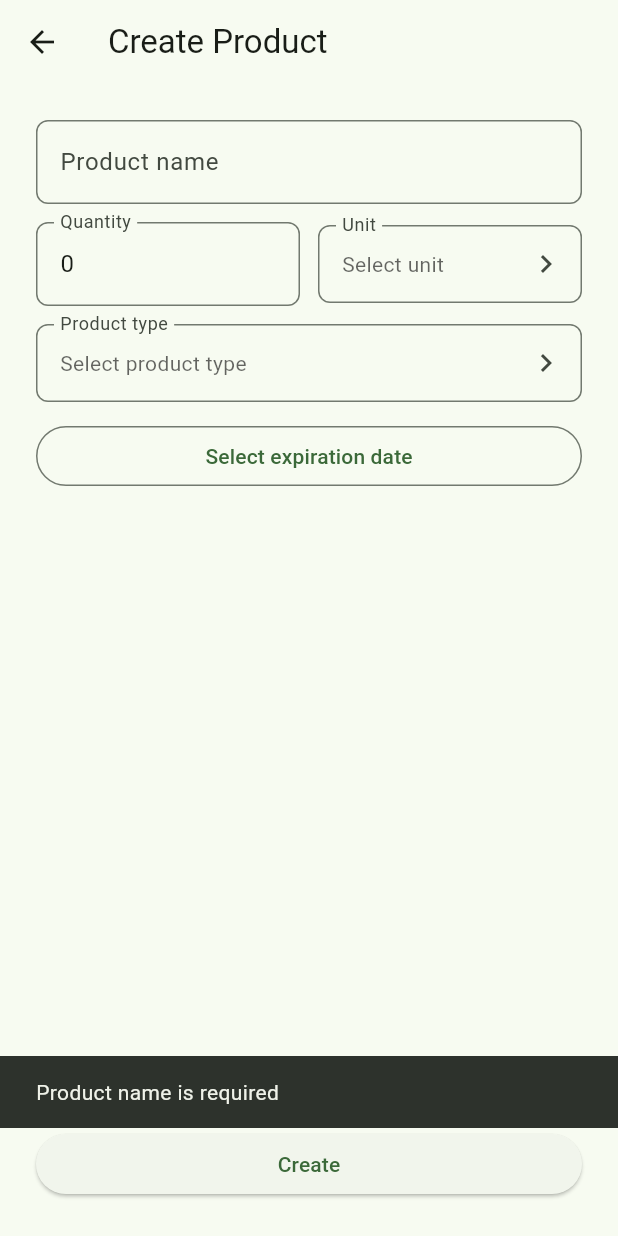
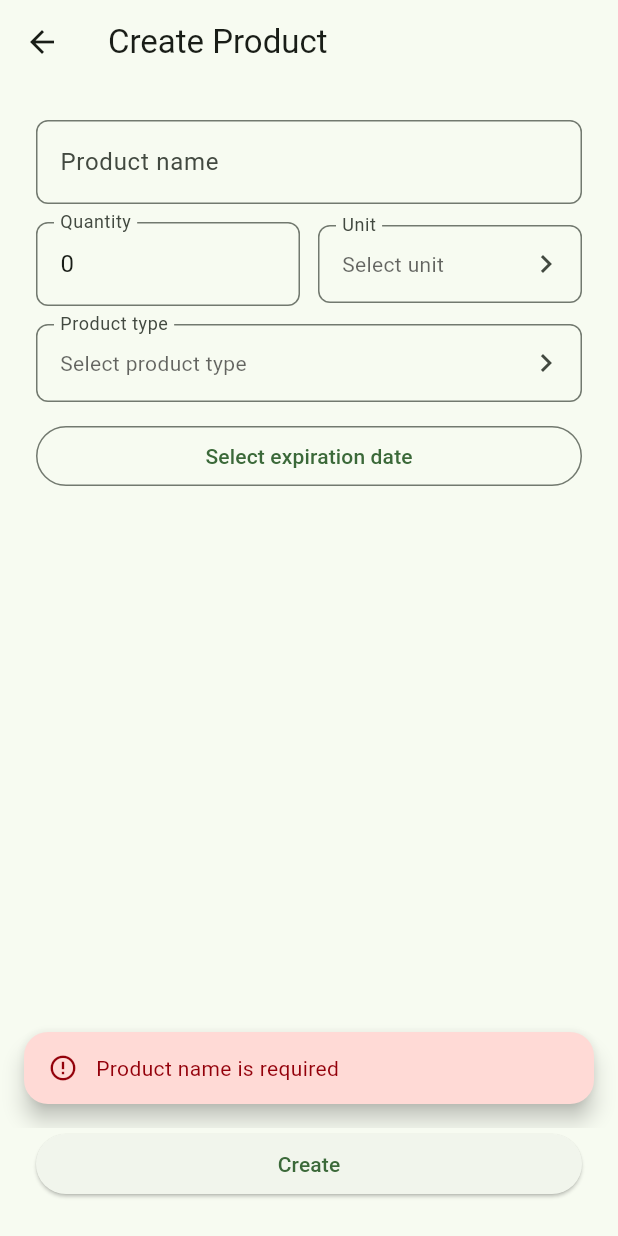
Before and after one commit to TudoEmCasa/mobile-app, a Flutter app: the ProductFormPage screen opened directly, after a tap on "Create", on a phone screen of 412 x 824 dp. Run offline on Flutter 3.47's test engine with Material 3 defaults, Android fonts, the phone set to English and light mode, and no system bars; our stand-ins replace drift, flutter_riverpod, shared_preferences; accounts and stored records are empty; generated files the repository leaves out were written again.

Commit message:
feat: implement AppSnackbar for consistent error and success feedback across forms

```diff
--- /dev/null
+++ b/lib/core/feedback/app_snackbar.dart
@@ -0,0 +1,68 @@
+import 'package:flutter/material.dart';
+
+class AppSnackbar {
+  static const Duration _duration = Duration(seconds: 2);
+
+  static void success(BuildContext context, String message) {
+    _show(
+      context,
+      message,
+      backgroundColor: Theme.of(context).colorScheme.primaryContainer,
+      contentColor: Theme.of(context).colorScheme.onPrimaryContainer,
+      icon: Icons.check_circle_outline,
+    );
+  }
+
+  static void error(BuildContext context, String message) {
+    _show(
+      context,
+      message,
+      backgroundColor: Theme.of(context).colorScheme.errorContainer,
+      contentColor: Theme.of(context).colorScheme.onErrorContainer,
+      icon: Icons.error_outline,
+    );
+  }
+
+  static void info(BuildContext context, String message) {
+    _show(
+      context,
+      message,
+      backgroundColor: Theme.of(context).colorScheme.secondaryContainer,
+      contentColor: Theme.of(context).colorScheme.onSecondaryContainer,
+      icon: Icons.info_outline,
+    );
+  }
+
+  static void _show(
+    BuildContext context,
+    String message, {
+    required Color backgroundColor,
+    required Color contentColor,
+    required IconData icon,
+  }) {
+    final messenger = ScaffoldMessenger.of(context);
+
+    messenger
+      ..hideCurrentSnackBar()
+      ..showSnackBar(
+        SnackBar(
+          behavior: SnackBarBehavior.floating,
+          duration: _duration,
+          margin: const EdgeInsets.all(16),
+          backgroundColor: backgroundColor,
+          shape: RoundedRectangleBorder(
+            borderRadius: BorderRadius.circular(16),
+          ),
+          content: Row(
+            children: [
+              Icon(icon, size: 20, color: contentColor),
+              const SizedBox(width: 12),
+              Expanded(
+                child: Text(message, style: TextStyle(color: contentColor)),
+              ),
+            ],
+          ),
+        ),
+      );
+  }
+}
--- a/lib/features/products/presentation/pages/product_form_page.dart
+++ b/lib/features/products/presentation/pages/product_form_page.dart
@@ -1,5 +1,6 @@
 import 'package:flutter/material.dart';
 import 'package:flutter_riverpod/flutter_riverpod.dart';
+import 'package:tudo_em_casa/core/feedback/app_snackbar.dart';
 import 'package:tudo_em_casa/core/utils/date_formatter.dart';
 import 'package:tudo_em_casa/features/product_types/data/models/index.dart';
 import 'package:tudo_em_casa/features/product_types/data/providers/product_type_repository_provider.dart';
@@ -115,30 +116,22 @@ class _ProductFormPageState extends ConsumerState<ProductFormPage> {
     final quantity = double.tryParse(_quantityController.text.trim()) ?? 0.0;
 
     if (name.isEmpty) {
-      ScaffoldMessenger.of(
-        context,
-      ).showSnackBar(const SnackBar(content: Text('Product name is required')));
+      AppSnackbar.error(context, 'Product name is required');
       return;
     }
 
     if (quantity <= 0) {
-      ScaffoldMessenger.of(context).showSnackBar(
-        const SnackBar(content: Text('Quantity must be greater than zero')),
-      );
+      AppSnackbar.error(context, 'Quantity must be greater than zero');
       return;
     }
 
     if (_selectedProductTypeId == null) {
-      ScaffoldMessenger.of(
-        context,
-      ).showSnackBar(const SnackBar(content: Text('Product type is required')));
+      AppSnackbar.error(context, 'Product type is required');
       return;
     }
 
     if (_selectedUnitId == null) {
-      ScaffoldMessenger.of(
-        context,
-      ).showSnackBar(const SnackBar(content: Text('Unit is required')));
+      AppSnackbar.error(context, 'Unit is required');
       return;
     }
 
@@ -168,12 +161,10 @@ class _ProductFormPageState extends ConsumerState<ProductFormPage> {
         );
       }
 
-      if (mounted) Navigator.of(context).pop();
+      if (mounted) Navigator.of(context).pop(true);
     } catch (error) {
       if (mounted) {
-        ScaffoldMessenger.of(
-          context,
-        ).showSnackBar(SnackBar(content: Text('Error saving product: $error')));
+        AppSnackbar.error(context, 'Failed to save product');
       }
       setState(() => _isSubmitting = false);
     }
```
Also changed, not shown: lib/core/feedback/load_error_feedback_mixin.dart (added, +24 -0 lines), lib/features/categories/presentation/pages/category_form_page.dart (+4 -7 lines), lib/features/categories/presentation/pages/category_list_page.dart (+39 -23 lines), lib/features/product_types/presentation/pages/product_type_form_page.dart (+6 -11 lines), lib/features/product_types/presentation/pages/product_type_list_page.dart (+40 -23 lines), lib/features/products/presentation/pages/product_list_page.dart (+54 -18 lines), lib/features/units/presentation/pages/unit_form_page.dart (+5 -10 lines), lib/features/units/presentation/pages/unit_list_page.dart (+42 -21 lines), lib/presentation/shell/app_shell_page.dart (+19 -11 lines).
